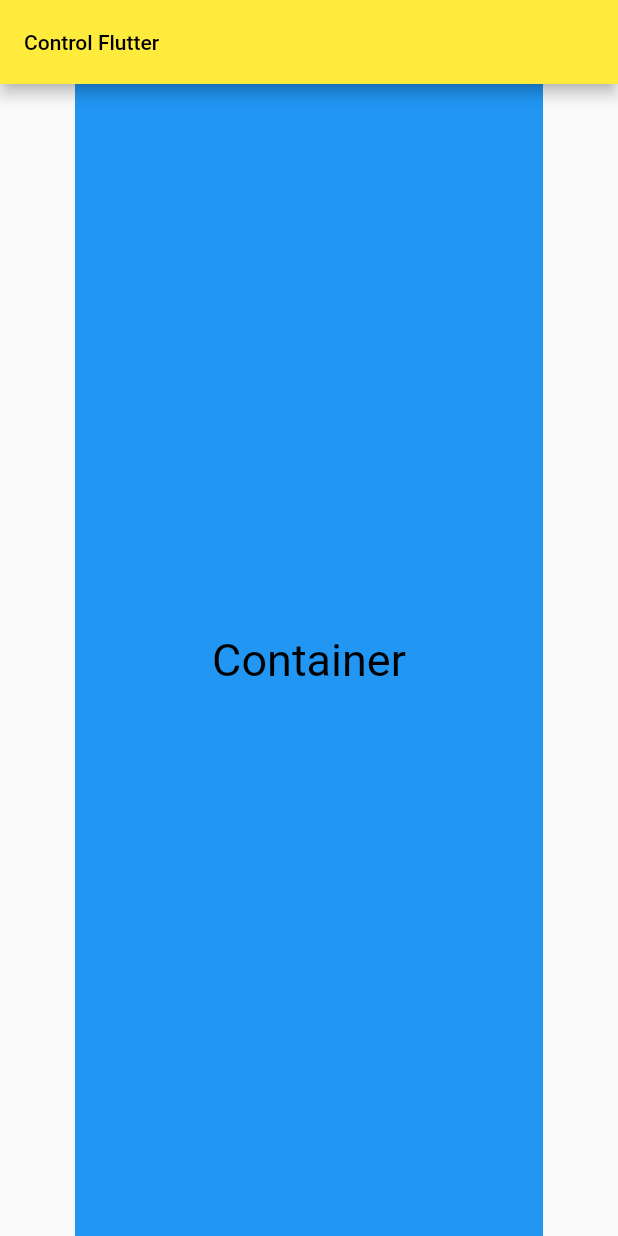
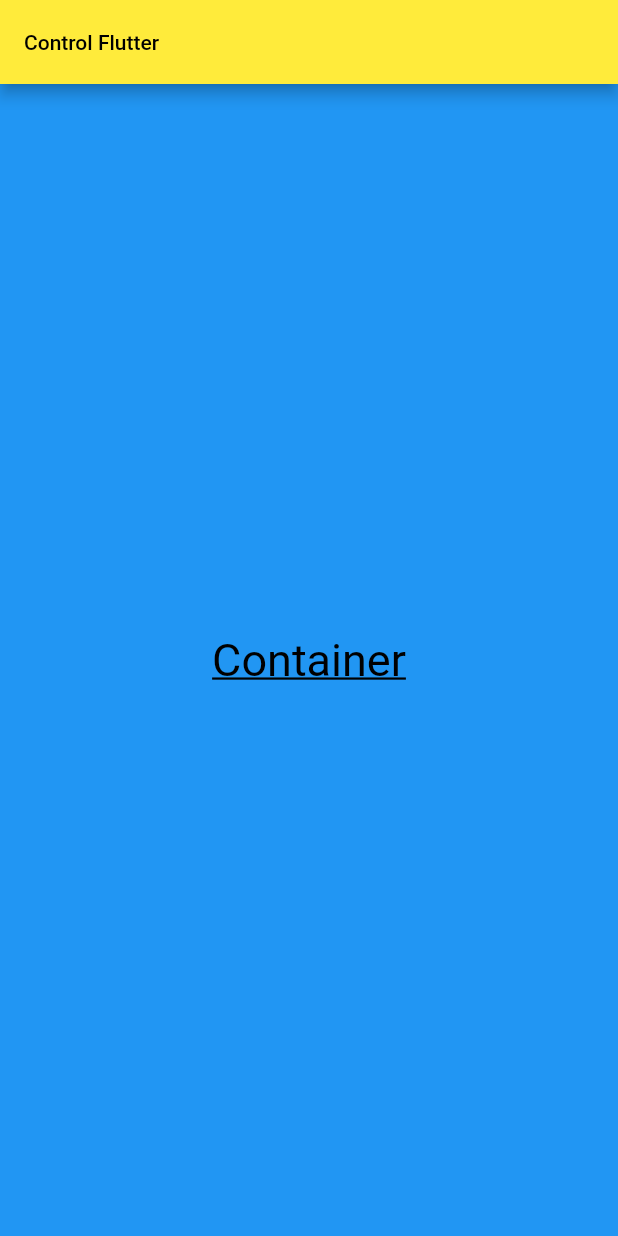
Before and after one commit to huubao2309/demo_control_flutter, a Flutter app: the screen it shows after launch, on a phone screen of 412 x 824 dp. Run offline on Flutter 3.47's test engine with Material 2 defaults, Android fonts, the phone set to English and light mode, and no system bars; our stand-ins replace carousel_slider.

Commit message:
commit text (1)

```diff
--- a/control_flutter/lib/control_normal/text_widgets.dart
+++ b/control_flutter/lib/control_normal/text_widgets.dart
@@ -0,0 +1,22 @@
+import 'package:flutter/material.dart';
+
+class TextWidgets extends StatelessWidget {
+  @override
+  Widget build(BuildContext context) {
+    return Center(
+      child: Container(
+        alignment: Alignment.center,
+        color: Colors.blue,
+        child: Text(
+          'Container',
+          textDirection: TextDirection.ltr,
+          style: TextStyle(
+            color: Colors.black,
+            fontSize: 30,
+            decoration: TextDecoration.underline,
+          ),
+        ),
+      ),
+    );
+  }
+}
--- a/control_flutter/lib/main.dart
+++ b/control_flutter/lib/main.dart
@@ -3,6 +3,7 @@ import 'package:flutter/material.dart';
 import 'carousel_control/indicator_with_carousel.dart';
 import 'carousel_control/infinity_scroll_carousel.dart';
 import 'control_normal/container_widgets.dart';
+import 'control_normal/text_widgets.dart';
 
 void main() => runApp(MyApp());
 
@@ -27,7 +28,7 @@ class MyApp extends StatelessWidget {
             ),
           ),
         ),
-        body: ContainerWidgets(),
+        body: TextWidgets(),
       ),
     );
   }
```
Also changed, not shown: images/text/normal_text.png (added).
